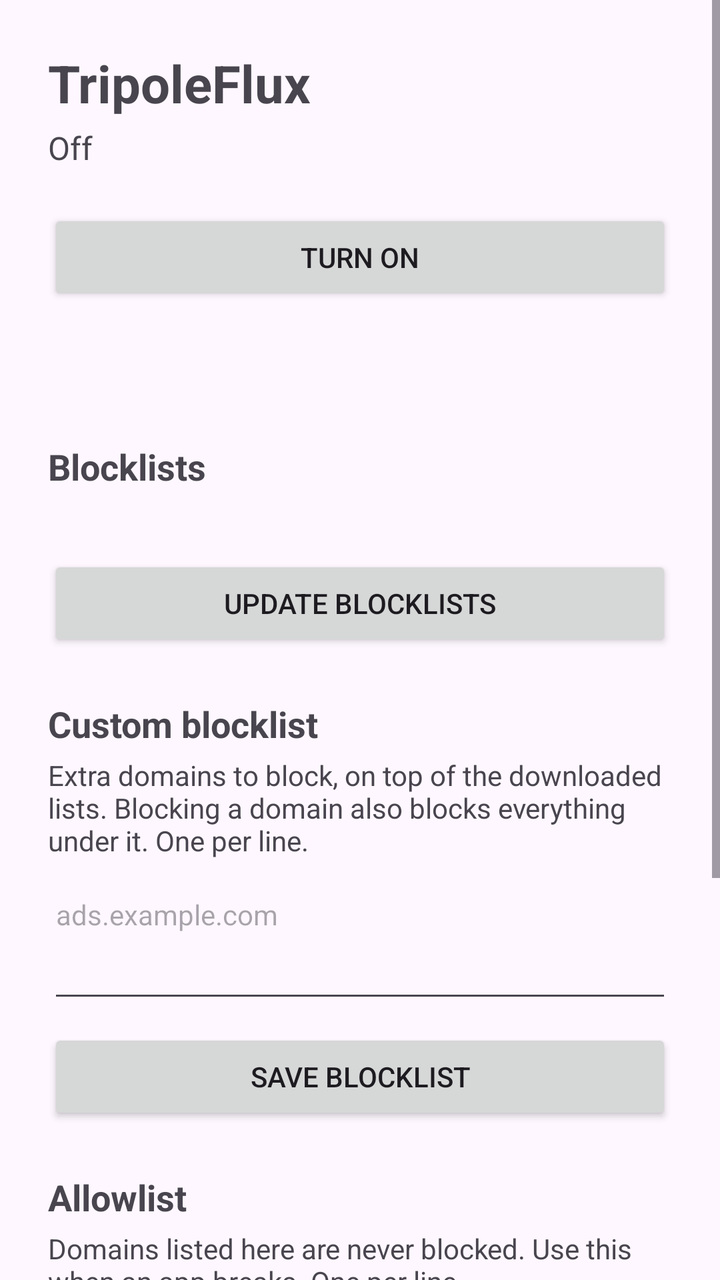
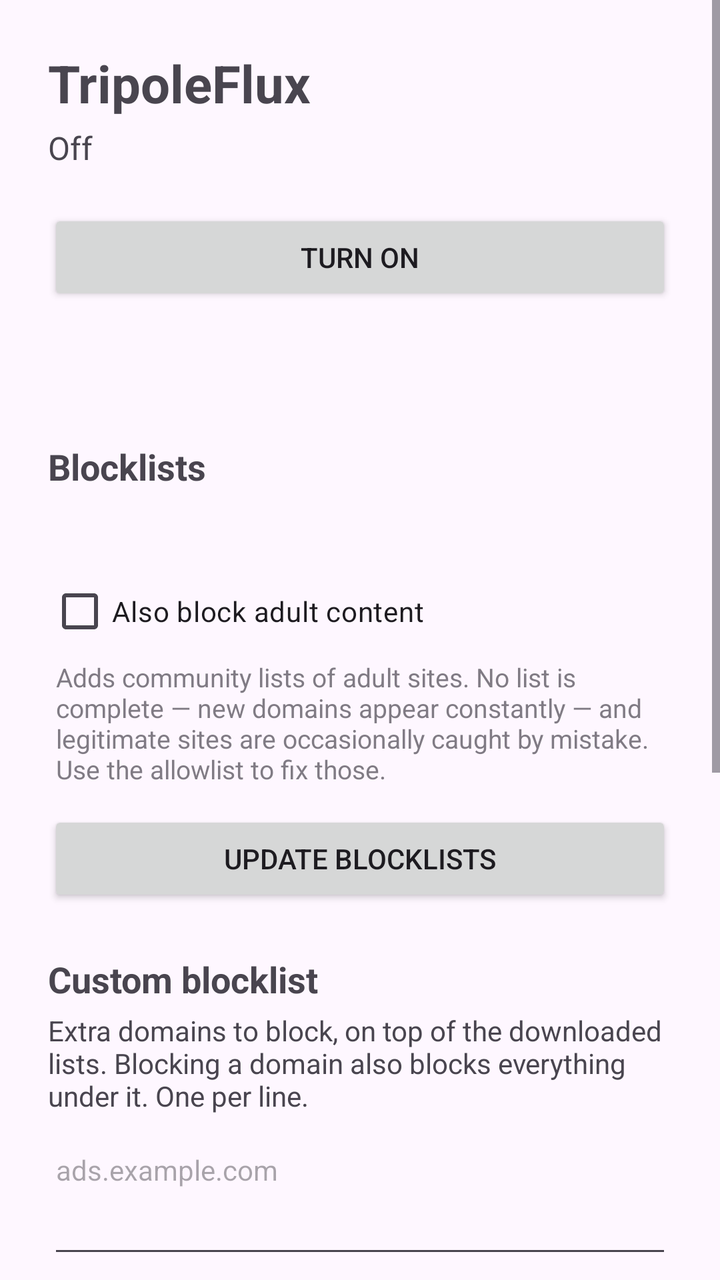

The first picture is an Android layout as it rendered before a commit; the second is the same layout after the commit. The layout source and the unified diff follow.
<!-- AndroidManifest.xml: application theme Theme.TripoleFlux -->
<!-- res/layout/activity_main.xml -->
<?xml version="1.0" encoding="utf-8"?>
<ScrollView xmlns:android="http://schemas.android.com/apk/res/android"
    android:layout_width="match_parent"
    android:layout_height="match_parent"
    android:fillViewport="true">

    <LinearLayout
        android:layout_width="match_parent"
        android:layout_height="wrap_content"
        android:orientation="vertical"
        android:padding="24dp">

        <TextView
            android:layout_width="wrap_content"
            android:layout_height="wrap_content"
            android:text="@string/app_name"
            android:textSize="26sp"
            android:textStyle="bold" />

        <TextView
            android:id="@+id/status"
            android:layout_width="wrap_content"
            android:layout_height="wrap_content"
            android:layout_marginTop="4dp"
            android:text="@string/status_off"
            android:textSize="16sp" />

        <Button
            android:id="@+id/toggle"
            android:layout_width="match_parent"
            android:layout_height="wrap_content"
            android:layout_marginTop="20dp"
            android:text="@string/turn_on" />

        <TextView
            android:id="@+id/stats"
            android:layout_width="match_parent"
            android:layout_height="wrap_content"
            android:layout_marginTop="24dp"
            android:textSize="15sp" />

        <TextView
            android:layout_width="wrap_content"
            android:layout_height="wrap_content"
            android:layout_marginTop="24dp"
            android:text="@string/heading_lists"
            android:textSize="18sp"
            android:textStyle="bold" />

        <TextView
            android:id="@+id/list_info"
            android:layout_width="match_parent"
            android:layout_height="wrap_content"
            android:layout_marginTop="4dp"
            android:textSize="15sp" />

        <Button
            android:id="@+id/update"
            android:layout_width="match_parent"
            android:layout_height="wrap_content"
            android:layout_marginTop="8dp"
            android:text="@string/update_lists" />

        <TextView
            android:layout_width="wrap_content"
            android:layout_height="wrap_content"
            android:layout_marginTop="24dp"
            android:text="@string/heading_blocklist"
            android:textSize="18sp"
            android:textStyle="bold" />

        <TextView
            android:layout_width="match_parent"
            android:layout_height="wrap_content"
            android:layout_marginTop="4dp"
            android:text="@string/blocklist_help"
            android:textSize="14sp" />

        <EditText
            android:id="@+id/blocklist"
            android:layout_width="match_parent"
            android:layout_height="wrap_content"
            android:layout_marginTop="8dp"
            android:gravity="top|start"
            android:hint="@string/blocklist_hint"
            android:importantForAutofill="no"
            android:inputType="textMultiLine|textNoSuggestions"
            android:minLines="3"
            android:textSize="14sp" />

        <Button
            android:id="@+id/save_blocklist"
            android:layout_width="match_parent"
            android:layout_height="wrap_content"
            android:layout_marginTop="8dp"
            android:text="@string/save_blocklist" />

        <TextView
            android:layout_width="wrap_content"
            android:layout_height="wrap_content"
            android:layout_marginTop="24dp"
            android:text="@string/heading_allowlist"
            android:textSize="18sp"
            android:textStyle="bold" />

        <TextView
            android:layout_width="match_parent"
            android:layout_height="wrap_content"
            android:layout_marginTop="4dp"
            android:text="@string/allowlist_help"
            android:textSize="14sp" />

        <EditText
            android:id="@+id/allowlist"
            android:layout_width="match_parent"
            android:layout_height="wrap_content"
            android:layout_marginTop="8dp"
            android:gravity="top|start"
            android:hint="@string/allowlist_hint"
            android:importantForAutofill="no"
            android:inputType="textMultiLine|textNoSuggestions"
            android:minLines="3"
            android:textSize="14sp" />

        <Button
            android:id="@+id/save_allowlist"
            android:layout_width="match_parent"
            android:layout_height="wrap_content"
            android:layout_marginTop="8dp"
            android:text="@string/save_allowlist" />

        <TextView
            android:layout_width="wrap_content"
            android:layout_height="wrap_content"
            android:layout_marginTop="24dp"
            android:text="@string/heading_recent"
            android:textSize="18sp"
            android:textStyle="bold" />

        <TextView
            android:layout_width="match_parent"
            android:layout_height="wrap_content"
            android:layout_marginTop="4dp"
            android:text="@string/recent_help"
            android:textSize="14sp" />

        <TextView
            android:id="@+id/blocked_empty"
            android:layout_width="match_parent"
            android:layout_height="wrap_content"
            android:layout_marginTop="8dp"
            android:text="@string/nothing_blocked_yet"
            android:textSize="14sp" />

        <LinearLayout
            android:id="@+id/blocked_list"
            android:layout_width="match_parent"
            android:layout_height="wrap_content"
            android:layout_marginTop="4dp"
            android:layout_marginBottom="24dp"
            android:orientation="vertical" />
    </LinearLayout>
</ScrollView>
<!-- resources referenced by this layout -->
<resources>
  <string name="allowlist_help">Domains listed here are never blocked. Use this when an app breaks. One per line.</string>
  <string name="allowlist_hint">example.com</string>
  <string name="app_name">TripoleFlux</string>
  <string name="blocklist_help">Extra domains to block, on top of the downloaded lists. Blocking a domain also blocks everything under it. One per line.</string>
  <string name="blocklist_hint">ads.example.com</string>
  <string name="heading_allowlist">Allowlist</string>
  <string name="heading_blocklist">Custom blocklist</string>
  <string name="heading_lists">Blocklists</string>
  <string name="heading_recent">Recently blocked</string>
  <string name="nothing_blocked_yet">Nothing blocked yet.</string>
  <string name="recent_help">Tap a domain to see the details or allow it.</string>
  <string name="save_allowlist">Save allowlist</string>
  <string name="save_blocklist">Save blocklist</string>
  <string name="status_off">Off</string>
  <string name="turn_on">Turn on</string>
  <string name="update_lists">Update blocklists</string>
  <style name="Theme.TripoleFlux" parent="Theme.Material3.DayNight.NoActionBar" />
</resources>

<!-- the commit's change to res/layout/activity_main.xml (unified diff, before → after) -->
@@ -54,11 +54,26 @@
             android:layout_marginTop="4dp"
             android:textSize="15sp" />
 
+        <CheckBox
+            android:id="@+id/adult_filter"
+            android:layout_width="match_parent"
+            android:layout_height="wrap_content"
+            android:layout_marginTop="12dp"
+            android:text="@string/adult_filter_label" />
+
+        <TextView
+            android:layout_width="match_parent"
+            android:layout_height="wrap_content"
+            android:layout_marginStart="4dp"
+            android:alpha="0.7"
+            android:text="@string/adult_filter_help"
+            android:textSize="13sp" />
+
         <Button
             android:id="@+id/update"
             android:layout_width="match_parent"
             android:layout_height="wrap_content"
-            android:layout_marginTop="8dp"
+            android:layout_marginTop="12dp"
             android:text="@string/update_lists" />
 
         <TextView
<!-- resource entries referenced after the edit -->
@@ -1,5 +1,7 @@
 <!-- resources referenced by this layout -->
 <resources>
+  <string name="adult_filter_help">Adds community lists of adult sites. No list is complete — new domains appear constantly — and legitimate sites are occasionally caught by mistake. Use the allowlist to fix those.</string>
+  <string name="adult_filter_label">Also block adult content</string>
   <string name="allowlist_help">Domains listed here are never blocked. Use this when an app breaks. One per line.</string>
   <string name="allowlist_hint">example.com</string>
   <string name="app_name">TripoleFlux</string>
